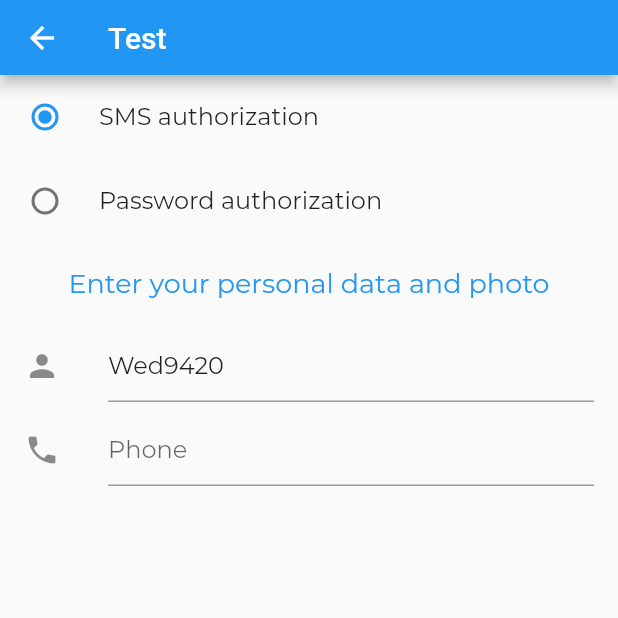
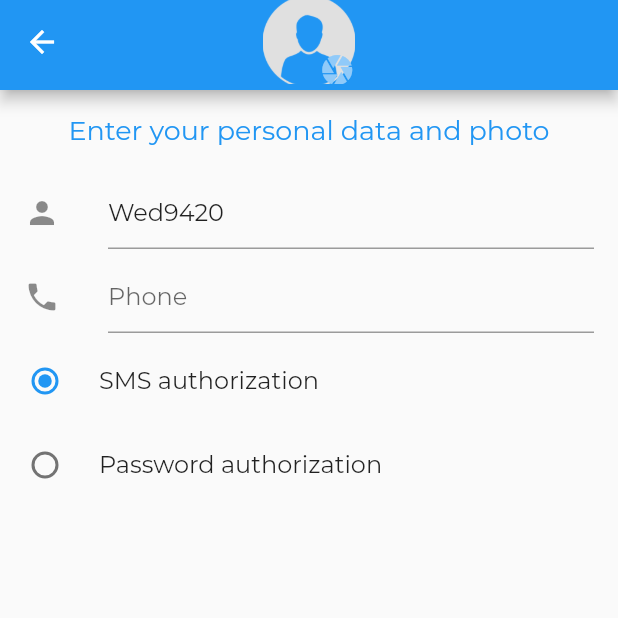
Before and after one commit to anvmru/snt_berd, a Flutter app: the screen it shows after launch, in the side drawer, after a tap on the "person add" icon, on a phone screen of 412 x 824 dp, the top half of it. Run offline on Flutter 3.47's test engine with Material 2 defaults, Android fonts, the phone set to English and light mode, and no system bars; our stand-ins replace adaptive_theme, firebase_auth, fluttertoast; accounts and stored records are empty; statements that could not run were skipped.

Commit message:
login_page

```diff
--- a/lib/l10n/intl_ru.arb
+++ b/lib/l10n/intl_ru.arb
@@ -18,7 +18,7 @@
   "btn_yes" : "Да",
   "btn_no" : "Нет",
   "btn_ok" : "OK",
-  "title_pers_data" : "Введите ваши персональные данные и фотографию",
+  "title_pers_data" : "Введите ваши: имя, телефон и фотографию",
   "valid_name" : "Пожалуйста, введите Ваше имя",
   "valid_phone" : "Пожалуйста, введите номер телефона",
   "valid_phonev" : "Пожалуйста, введите правильный номер телефона",
--- a/lib/presentation/login_page.dart
+++ b/lib/presentation/login_page.dart
@@ -10,11 +10,8 @@ import '../providers/upload_provider.dart';
 import '../providers/user_provider.dart';
 import '../utils/const.dart';
 
-typedef VoidCallback = void Function(BuildContext);
+typedef VoidCallback = void Function(BuildContext context);
 // Model
-/*
-Данные и бизнес-логика
-*/
 enum LoginState { Undefine, Login, Logout }
 enum LoginMode { bySms, byPassword }
 
@@ -51,20 +48,20 @@ class LoginModel {
     _uploadProvider.setToIdle();
   }
 
-  void login() {}
+  void login() {
+    print("Model.login()");
+  }
 
-  void logout() {}
+  void logout() {
+    print("Model.logout()");
+  }
 
-  void update() {}
+  void update() {
+    print("Model.update()");
+  }
 }
 
 // Controller
-/*
-1) приём запроса от пользователя;
-2) анализ запроса;
-3) выбор следующего действия системы, соответственно результатам анализа
-(например, передача запроса другим элементам системы).
-*/
 class LoginController {
   final LoginModel _lm;
 
@@ -127,7 +124,8 @@ class _LoginPageState extends State<LoginPage> {
       _lm.loginMode = mode;
     });
   }
-  void save(BuildContext context) {
+
+  void saveProfile(BuildContext context) {
     if (_formKey.currentState.validate()) {
       _lc.saveButton(context);
     }
@@ -138,28 +136,12 @@ class _LoginPageState extends State<LoginPage> {
     return Scaffold(
       appBar: LoginAppBar(
         photoURL: _lm.photoURL,
-          cancelFn: _lc.cancelButton(context),
-          //okFn: save(context),
-          // loadFn: _lc.loadPhoto(context),
+        okFn: (context) => saveProfile(context),
+        loadFn: (context) => _lc.loadPhoto(context),
       ),
       body: Form(
           key: _formKey,
           child: ListView(children: <Widget>[
-              // Authorization mode
-              RadioListTile<LoginMode>(
-                title: Text(gLocale.login_mode_sms),
-                value: LoginMode.bySms,
-                groupValue: _lm.loginMode,
-                onChanged: (LoginMode mode) => changeLoginMode(mode),
-                contentPadding: EdgeInsets.only(left: 10, top: 0, bottom: 0),
-              ),
-              RadioListTile<LoginMode>(
-                title: Text(gLocale.login_mode_psw),
-                value: LoginMode.byPassword,
-                groupValue: _lm.loginMode,
-                onChanged: (LoginMode mode) => changeLoginMode(mode),
-                contentPadding: EdgeInsets.only(left: 10, top: 0, bottom: 0),
-              ),
             // Profile title
             Padding(
                 padding: EdgeInsets.all(16),
@@ -186,7 +168,23 @@ class _LoginPageState extends State<LoginPage> {
                 validator: (value) => _lc.validatePhone(value),
               ),
             ),
-            ])));
+            // Authorization mode
+            RadioListTile<LoginMode>(
+              title: Text(gLocale.login_mode_sms),
+              value: LoginMode.bySms,
+              groupValue: _lm.loginMode,
+              onChanged: (LoginMode mode) => changeLoginMode(mode),
+              contentPadding: EdgeInsets.only(left: 10, top: 0, bottom: 0),
+            ),
+            RadioListTile<LoginMode>(
+              title: Text(gLocale.login_mode_psw),
+              value: LoginMode.byPassword,
+              groupValue: _lm.loginMode,
+              onChanged: (LoginMode mode) => changeLoginMode(mode),
+              contentPadding: EdgeInsets.only(left: 10, top: 0, bottom: 0),
+            ),
+          ])),
+    );
   }
 
   @override
@@ -201,59 +199,53 @@ class _LoginPageState extends State<LoginPage> {
 
 class LoginAppBar extends StatelessWidget with PreferredSizeWidget {
   final String photoURL;
-  final VoidCallback cancelFn;
   final VoidCallback okFn;
   final VoidCallback loadFn;
 
   @override
   final Size preferredSize;
 
-  const LoginAppBar({Key key,
-     this.photoURL, this.cancelFn, this.okFn, this.loadFn
-  }) : preferredSize = const Size.fromHeight(50.0), super(key: key);
+  const LoginAppBar({Key key, this.photoURL, this.okFn, this.loadFn})
+      : preferredSize = const Size.fromHeight(60.0),
+        super(key: key);
 
   @override
   Widget build(BuildContext context) {
     TextStyle btnTextStyle = TextStyle(
       fontSize: 16.0,
       fontWeight: FontWeight.w400,
-      color: Theme.of(context).indicatorColor,
+      color: Colors.white, //Theme.of(context).indicatorColor,
     );
-    var sizeApp = MediaQuery.of(context).size;
 
     return AppBar(
-//      padding: EdgeInsets.symmetric(vertical: 24),
-      title: Text("Test")
-      // Row(crossAxisAlignment: CrossAxisAlignment.start, children: [
-      //   TextButton(
-      //     onPressed: () => cancelFn(),
-      //     child: Text(gLocale.btn_cancel, style: btnTextStyle),
-      //   ),
-      //   SizedBox(width: sizeApp.width * 0.02),
-      //   Expanded(
-      //       child: Center(
-      //           child: GestureDetector(
-      //               onTap: () => loadFn(),
-      //               child: Container(
-      //                   constraints: BoxConstraints(maxHeight: sizeApp.width * 0.3, maxWidth: sizeApp.width * 0.3),
-      //                   child: Stack(alignment: Alignment.bottomRight, children: <Widget>[
-      //                     (photoURL == null)
-      //                         ? Image.asset('assets/blah.png',
-      //                             color: Theme.of(context).buttonColor, fit: BoxFit.fitHeight)
-      //                         : CachedImage(photoURL, isRound: true, radius: sizeApp.width * 0.3),
-      //                     // Container(child:
-      //                     Icon(
-      //                       Icons.camera,
-      //                       color: Theme.of(context).backgroundColor,
-      //                     ),
-      //                   ]))))),
-      //   SizedBox(width: sizeApp.width * 0.02),
-      //   TextButton(
-      //     onPressed: () => okFn(),
-      //     child: Text(gLocale.btn_save, style: btnTextStyle),
-      //   ),
-      // ]),
+      title: GestureDetector(
+        onTap: () => loadFn,
+        child: photo(context),
+      ),
+      centerTitle: true,
+      // actions: [
+      // TextButton(
+      //   onPressed: () => okFn,
+      //   child: Text(gLocale.btn_save, style: btnTextStyle),
+      // )],
     );
   }
 
+  Container photo(BuildContext context) {
+    const double sz = 0.15;
+    return Container(
+        constraints: BoxConstraints(
+            maxHeight: MediaQuery.of(context).size.width * sz,
+            maxWidth: MediaQuery.of(context).size.width * sz
+        ),
+        child: Stack(alignment: Alignment.bottomRight, children: <Widget>[
+          (photoURL == null)
+              ? Image.asset('assets/blah.png', color: Theme.of(context).buttonColor, fit: BoxFit.fitHeight)
+              : CachedImage(photoURL, isRound: true, radius: MediaQuery.of(context).size.width * sz),
+          Icon(
+            Icons.camera,
+            color: Theme.of(context).backgroundColor,
+          ),
+        ]));
   }
+}
```
Also changed, not shown: lib/generated/intl/messages_ru.dart. Lines whose indentation alone changed are shown as unchanged.
